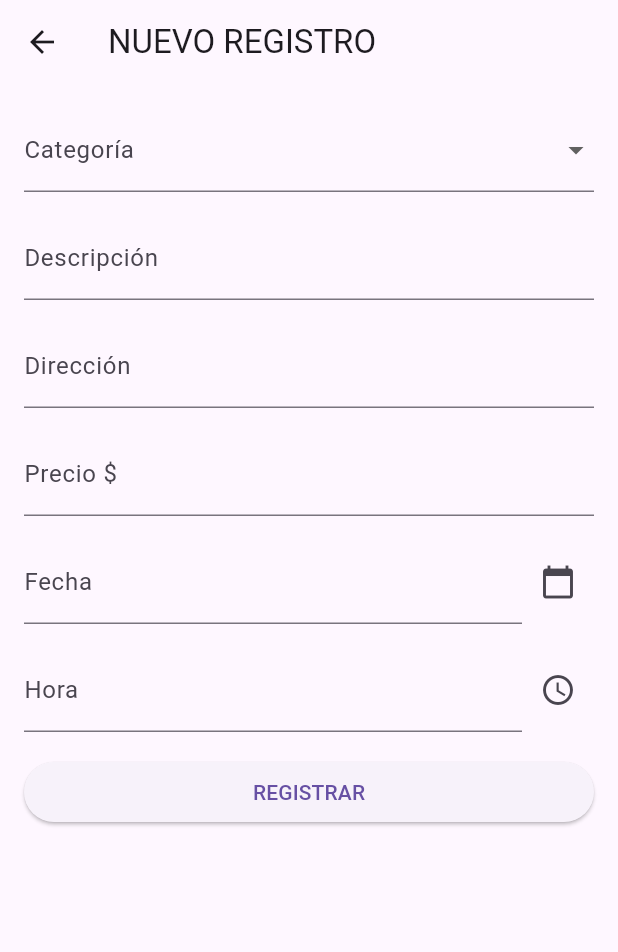
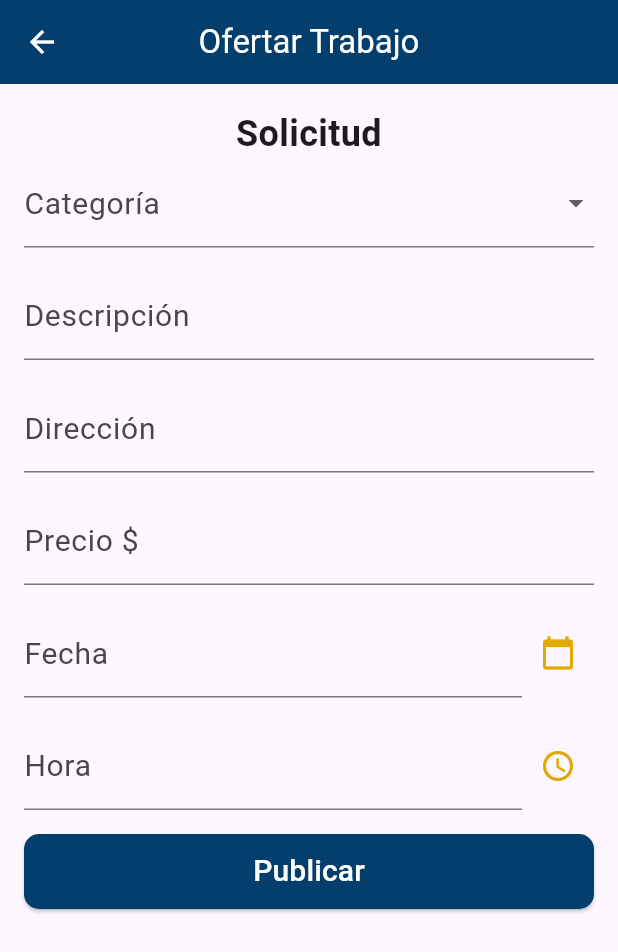
Before and after one commit to DannyJ07/app_llankayy, a Flutter app: the Offer screen opened directly, on a phone screen of 412 x 824 dp. Shown: the top 952 px of the screen. Run offline on Flutter 3.47's test engine with Material 3 defaults, Android fonts, the phone set to English and light mode, and no system bars; our stand-ins replace cloud_firestore, firebase_auth, firebase_core; accounts and stored records are empty.

Commit message:
Diseño formulario

```diff
--- a/lib/vistas/login.dart
+++ b/lib/vistas/login.dart
@@ -40,6 +40,7 @@ class _LoginState extends State<Login> {
               ),
               _buildLogo(), // Logo debajo del título
               const SizedBox(height: 20.0),
+
               Offstage(
                 offstage: error == '',
                 child: Padding(
@@ -202,7 +203,7 @@ class _LoginState extends State<Login> {
     );
   }
 
-  Future<UserCredential?> login(String email, String passwd) async {
+  Future<UserCredential?> login(String email, String password) async {
     try {
       UserCredential userCredential = await FirebaseAuth.instance
           .signInWithEmailAndPassword(email: email, password: password);
@@ -211,13 +212,13 @@ class _LoginState extends State<Login> {
       if (e.code == 'user-not-found') {
         //todo usuario no encontrado
         setState(() {
-          error = "usuario no encontrado";
+          error = 'Usuario no encontrado';
         });
       }
       if (e.code == 'wrong-password') {
         //todo contrasenna incorrecta
         setState(() {
-          error = "contrasenna incorrecta";
+          error = 'Contraseña incorrecta';
         });
       }
     }
--- a/lib/vistas/offerJob.dart
+++ b/lib/vistas/offerJob.dart
@@ -29,7 +29,10 @@ class _OfferState extends State<Offer> {
   Widget build(BuildContext context) {
     return Scaffold(
       appBar: AppBar(
-        title: Text('NUEVO REGISTRO'),
+        title: Text('Ofertar Trabajo'),
+        centerTitle: true, // Centrar el título
+        backgroundColor: Color.fromARGB(255, 4, 62, 109),
+        foregroundColor: Color.fromARGB(255, 255, 255, 255),
       ),
       body: SingleChildScrollView(
         child: Padding(
@@ -38,6 +41,15 @@ class _OfferState extends State<Offer> {
             child: Column(
               crossAxisAlignment: CrossAxisAlignment.stretch,
               children: [
+                // Título del formulario
+                Text(
+                  'Solicitud',
+                  textAlign: TextAlign.center,
+                  style: TextStyle(
+                    fontSize: 24, // Tamaño de fuente deseado
+                    fontWeight: FontWeight.bold, // Opcional: Peso de la fuente
+                  ),
+                ),
                 DropdownButtonFormField<String>(
                     value: selectedCategory,
                     onChanged: (String? newValue) {
@@ -53,13 +65,20 @@ class _OfferState extends State<Offer> {
                     }).toList(),
                     decoration: const InputDecoration(
                       labelText: 'Categoría',
+                      labelStyle: TextStyle(fontSize: 20),
                     ),
-                ),
+                    validator: (newvalue) {
+                      if (newvalue!.isEmpty) {
+                        return "El campo es obligatorio";
+                      }
+                      return null;
+                    }),
                 SizedBox(height: 16),
                 TextFormField(
                   controller: descriptionController,
                   decoration: InputDecoration(
                     labelText: 'Descripción',
+                    labelStyle: TextStyle(fontSize: 20),
                   ),
                 ),
                 SizedBox(height: 16),
@@ -67,6 +86,7 @@ class _OfferState extends State<Offer> {
                   controller: addressController,
                   decoration: InputDecoration(
                     labelText: 'Dirección',
+                    labelStyle: TextStyle(fontSize: 20),
                   ),
                 ),
                 SizedBox(height: 16),
@@ -75,6 +95,7 @@ class _OfferState extends State<Offer> {
                   keyboardType: TextInputType.numberWithOptions(decimal: true),
                   decoration: InputDecoration(
                     labelText: 'Precio \$',
+                    labelStyle: TextStyle(fontSize: 20),
                   ),
                   validator: (value) {
                     if (value != null && double.tryParse(value) == null) {
@@ -105,6 +126,7 @@ class _OfferState extends State<Offer> {
                           child: TextFormField(
                             decoration: InputDecoration(
                               labelText: 'Fecha',
+                              labelStyle: TextStyle(fontSize: 20),
                             ),
                             controller: TextEditingController(
                               text: selectedDate != null
@@ -116,7 +138,8 @@ class _OfferState extends State<Offer> {
                       ),
                     ),
                     IconButton(
-                      icon: Icon(Icons.calendar_today),
+                      icon: Icon(Icons.calendar_today,
+                          color: Color.fromARGB(255, 224, 169, 3)),
                       onPressed: () async {
                         DateTime? pickedDate = await showDatePicker(
                           context: context,
@@ -153,6 +176,7 @@ class _OfferState extends State<Offer> {
                           child: TextFormField(
                             decoration: InputDecoration(
                               labelText: 'Hora',
+                              labelStyle: TextStyle(fontSize: 20),
                             ),
                             controller: TextEditingController(
                               text: selectedTime != null
@@ -164,7 +188,8 @@ class _OfferState extends State<Offer> {
                       ),
                     ),
                     IconButton(
-                      icon: Icon(Icons.access_time),
+                      icon: Icon(Icons.access_time,
+                          color: Color.fromARGB(255, 224, 169, 3)),
                       onPressed: () async {
                         TimeOfDay? pickedTime = await showTimePicker(
                           context: context,
@@ -194,14 +219,25 @@ class _OfferState extends State<Offer> {
 
                     // Llamar a AddOffer con los datos convertidos a String
                     await AddOffer(
+                        selectedCategory!,
                         descriptionController.text,
                         addressController.text,
                         priceController.text,
-                        selectedCategory!,
                         dateString,
                         timeString);
                   },
-                  child: Text('REGISTRAR'),
+                  style: ElevatedButton.styleFrom(
+                    minimumSize: Size(200, 50),
+                    foregroundColor: Colors.white,
+                    backgroundColor: Color.fromARGB(255, 4, 62, 109),
+                    shape: RoundedRectangleBorder(
+                      borderRadius: BorderRadius.circular(10),
+                    ),
+                  ),
+                  child: Text(
+                    'Publicar',
+                    style: TextStyle(fontSize: 20),
+                  ),
                 ),
               ],
             ),
```
Lines whose indentation alone changed are shown as unchanged.
